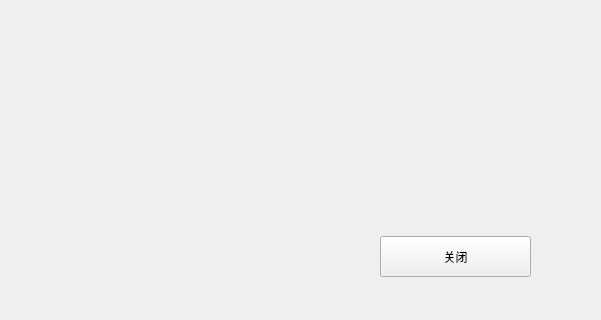
Qt form showpage.ui (liusiyuxyfx/Judge) before a commit; both pictures show x 640 to 1241 and y 534 to 854 of the 1241 by 854 pixel window.
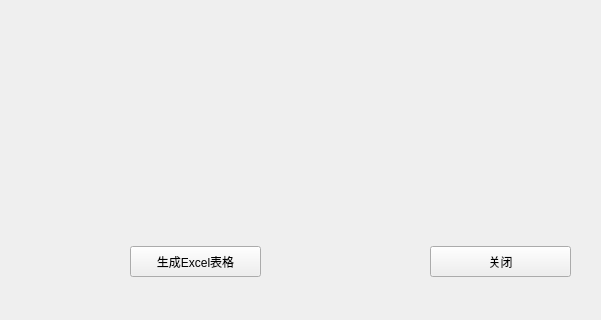
The same form after that commit.

Diff of the .ui file:
```diff
--- a/showpage.ui
+++ b/showpage.ui
@@ -84,10 +84,10 @@
   <widget class="QPushButton" name="pushButton_close">
    <property name="geometry">
     <rect>
-     <x>1020</x>
-     <y>770</y>
-     <width>151</width>
-     <height>41</height>
+     <x>1070</x>
+     <y>780</y>
+     <width>141</width>
+     <height>31</height>
     </rect>
    </property>
    <property name="text">
@@ -179,6 +179,19 @@
     <string/>
    </property>
   </widget>
+  <widget class="QPushButton" name="pushButton_getexcel">
+   <property name="geometry">
+    <rect>
+     <x>770</x>
+     <y>780</y>
+     <width>131</width>
+     <height>31</height>
+    </rect>
+   </property>
+   <property name="text">
+    <string>生成Excel表格</string>
+   </property>
+  </widget>
  </widget>
  <resources/>
  <connections/>
```
Left out of the diff: 12 changed lines with no effect on the pictures.
